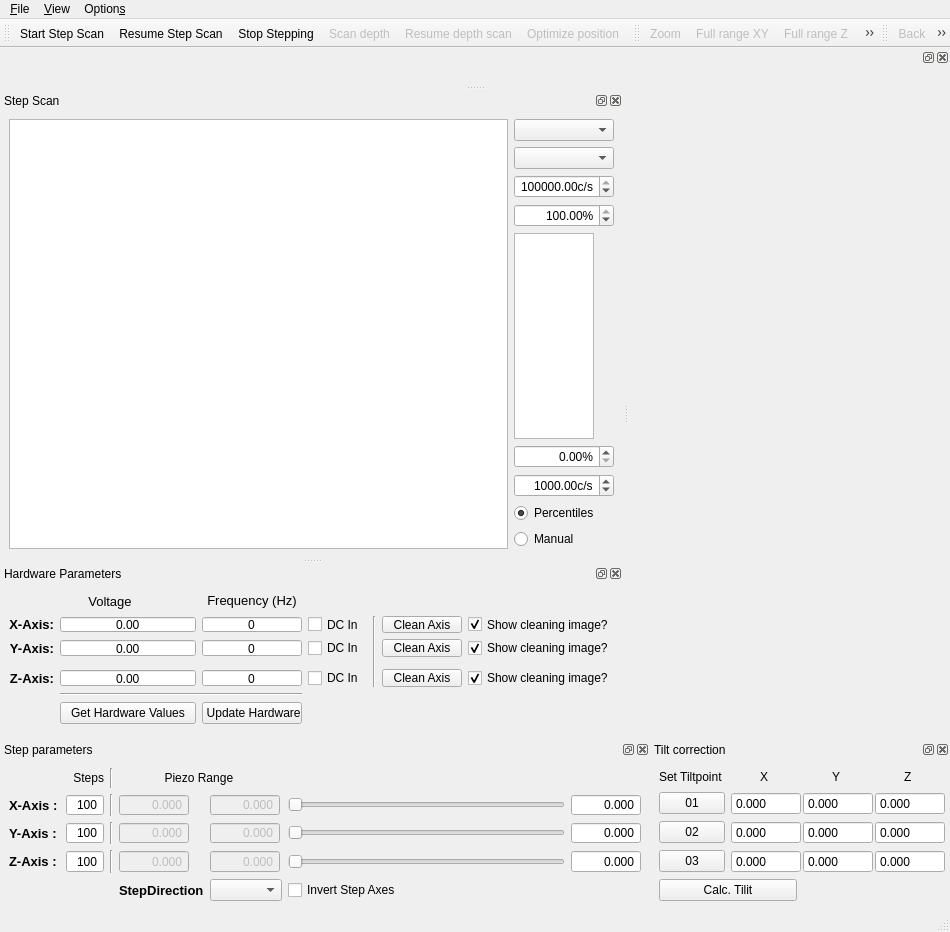
The window that gui/confocal_stepper/ui_confocal_stepper_gui.ui (Ulm-IQO/qudi) describes before a commit, drawn with Qt 5.
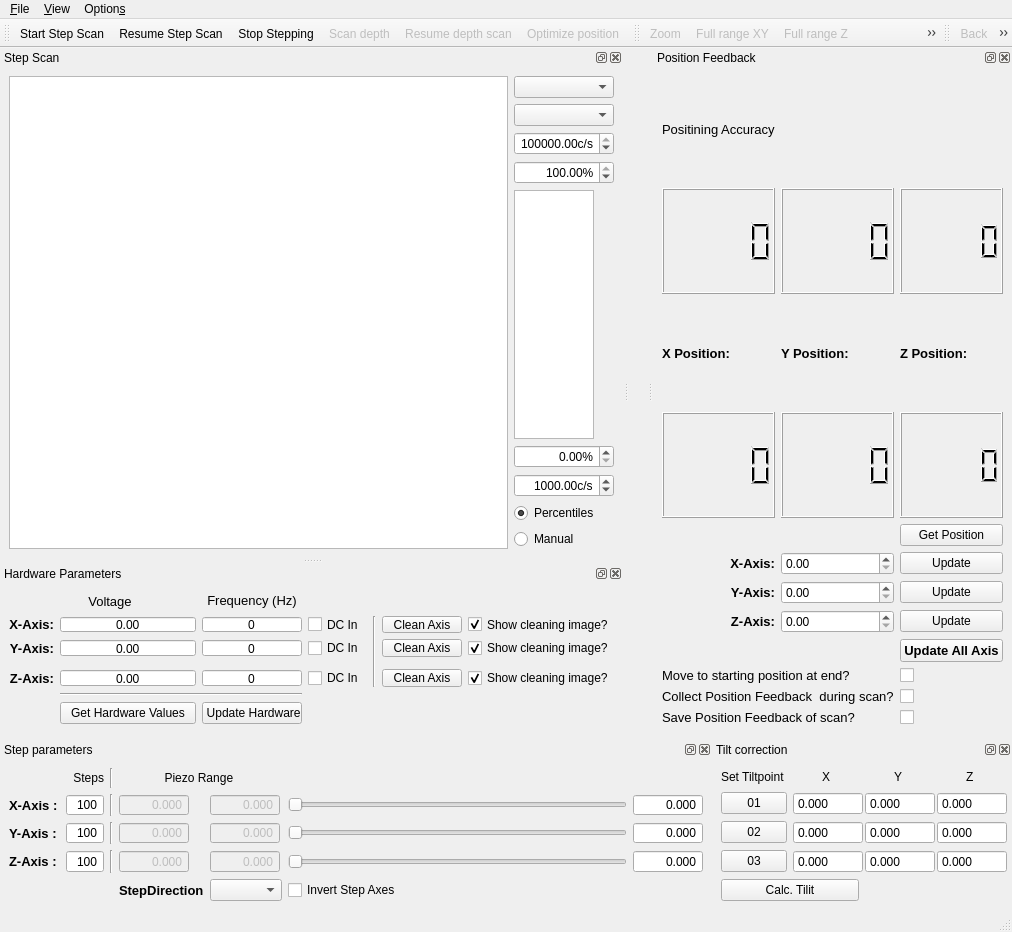
The same window after the commit. Icons and pictures are not drawn. Custom widgets are drawn as their Qt base class.

Commit message:
Renamed dock widget to fir better to step scan.
Removed old view widgets from confocal.
Added new dock widget for position feedback.

What changed in the file:
```diff
--- a/gui/confocal_stepper/ui_confocal_stepper_gui.ui
+++ b/gui/confocal_stepper/ui_confocal_stepper_gui.ui
@@ -2199,12 +2199,247 @@
     <zorder>line_5</zorder>
    </widget>
   </widget>
-  <widget class="QDockWidget" name="dockWidget_3">
+  <widget class="QDockWidget" name="position_feedback_dockWidget">
+   <property name="windowTitle">
+    <string>Position Feedback</string>
+   </property>
    <attribute name="dockWidgetArea">
-    <number>4</number>
+    <number>2</number>
    </attribute>
    <widget class="QWidget" name="dockWidgetContents_10">
-    <layout class="QVBoxLayout" name="verticalLayout_6"/>
+    <layout class="QGridLayout" name="gridLayout_4">
+     <item row="10" column="1">
+      <widget class="QDoubleSpinBox" name="doubleSpinBox_2"/>
+     </item>
+     <item row="1" column="0">
+      <widget class="QLCDNumber" name="lcdNumber_4"/>
+     </item>
+     <item row="11" column="0">
+      <widget class="QLabel" name="label_2">
+       <property name="font">
+        <font>
+         <pointsize>10</pointsize>
+         <weight>75</weight>
+         <bold>true</bold>
+        </font>
+       </property>
+       <property name="text">
+        <string>Y-Axis:</string>
+       </property>
+       <property name="alignment">
+        <set>Qt::AlignRight|Qt::AlignTrailing|Qt::AlignVCenter</set>
+       </property>
+      </widget>
+     </item>
+     <item row="12" column="0">
+      <widget class="QLabel" name="label_3">
+       <property name="font">
+        <font>
+         <pointsize>10</pointsize>
+         <weight>75</weight>
+         <bold>true</bold>
+        </font>
+       </property>
+       <property name="text">
+        <string>Z-Axis:</string>
+       </property>
+       <property name="alignment">
+        <set>Qt::AlignRight|Qt::AlignTrailing|Qt::AlignVCenter</set>
+       </property>
+      </widget>
+     </item>
+     <item row="12" column="2">
+      <widget class="QPushButton" name="pushButton_2">
+       <property name="text">
+        <string>Update</string>
+       </property>
+      </widget>
+     </item>
+     <item row="6" column="2">
+      <widget class="QLCDNumber" name="lcdNumber"/>
+     </item>
+     <item row="9" column="2">
+      <widget class="QPushButton" name="pushButton_3">
+       <property name="text">
+        <string>Get Position</string>
+       </property>
+      </widget>
+     </item>
+     <item row="6" column="0">
+      <widget class="QLCDNumber" name="lcdNumber_3"/>
+     </item>
+     <item row="10" column="2">
+      <widget class="QPushButton" name="pushButton">
+       <property name="text">
+        <string>Update</string>
+       </property>
+      </widget>
+     </item>
+     <item row="5" column="1">
+      <widget class="QLabel" name="label_8">
+       <property name="font">
+        <font>
+         <pointsize>10</pointsize>
+         <weight>75</weight>
+         <bold>true</bold>
+        </font>
+       </property>
+       <property name="text">
+        <string>Y Position:</string>
+       </property>
+      </widget>
+     </item>
+     <item row="13" column="2">
+      <widget class="QPushButton" name="pushButton_5">
+       <property name="font">
+        <font>
+         <pointsize>10</pointsize>
+         <weight>75</weight>
+         <bold>true</bold>
+        </font>
+       </property>
+       <property name="text">
+        <string>Update All Axis</string>
+       </property>
+      </widget>
+     </item>
+     <item row="11" column="1">
+      <widget class="QDoubleSpinBox" name="doubleSpinBox_3"/>
+     </item>
+     <item row="12" column="1">
+      <widget class="QDoubleSpinBox" name="doubleSpinBox"/>
+     </item>
+     <item row="15" column="0" colspan="2">
+      <widget class="QLabel" name="label_5">
+       <property name="font">
+        <font>
+         <pointsize>10</pointsize>
+        </font>
+       </property>
+       <property name="text">
+        <string>Collect Position Feedback  during scan?</string>
+       </property>
+      </widget>
+     </item>
+     <item row="16" column="0" colspan="2">
+      <widget class="QLabel" name="label_10">
+       <property name="font">
+        <font>
+         <pointsize>10</pointsize>
+        </font>
+       </property>
+       <property name="text">
+        <string>Save Position Feedback of scan?</string>
+       </property>
+      </widget>
+     </item>
+     <item row="14" column="0" colspan="2">
+      <widget class="QLabel" name="label_6">
+       <property name="font">
+        <font>
+         <pointsize>10</pointsize>
+        </font>
+       </property>
+       <property name="text">
+        <string>Move to starting position at end?</string>
+       </property>
+      </widget>
+     </item>
+     <item row="16" column="2">
+      <widget class="QCheckBox" name="checkBox_3">
+       <property name="text">
+        <string/>
+       </property>
+      </widget>
+     </item>
+     <item row="15" column="2">
+      <widget class="QCheckBox" name="checkBox_2">
+       <property name="text">
+        <string/>
+       </property>
+      </widget>
+     </item>
+     <item row="14" column="2">
+      <widget class="QCheckBox" name="checkBox">
+       <property name="text">
+        <string/>
+       </property>
+      </widget>
+     </item>
+     <item row="11" column="2">
+      <widget class="QPushButton" name="pushButton_4">
+       <property name="text">
+        <string>Update</string>
+       </property>
+      </widget>
+     </item>
+     <item row="10" column="0">
+      <widget class="QLabel" name="label">
+       <property name="font">
+        <font>
+         <pointsize>10</pointsize>
+         <weight>75</weight>
+         <bold>true</bold>
+        </font>
+       </property>
+       <property name="text">
+        <string>X-Axis:</string>
+       </property>
+       <property name="alignment">
+        <set>Qt::AlignRight|Qt::AlignTrailing|Qt::AlignVCenter</set>
+       </property>
+      </widget>
+     </item>
+     <item row="6" column="1">
+      <widget class="QLCDNumber" name="lcdNumber_2"/>
+     </item>
+     <item row="5" column="2">
+      <widget class="QLabel" name="label_9">
+       <property name="font">
+        <font>
+         <pointsize>10</pointsize>
+         <weight>75</weight>
+         <bold>true</bold>
+        </font>
+       </property>
+       <property name="text">
+        <string>Z Position:</string>
+       </property>
+      </widget>
+     </item>
+     <item row="5" column="0">
+      <widget class="QLabel" name="label_7">
+       <property name="font">
+        <font>
+         <pointsize>10</pointsize>
+         <weight>75</weight>
+         <bold>true</bold>
+        </font>
+       </property>
+       <property name="text">
+        <string>X Position:</string>
+       </property>
+      </widget>
+     </item>
+     <item row="0" column="0">
+      <widget class="QLabel" name="label_4">
+       <property name="font">
+        <font>
+         <pointsize>10</pointsize>
+        </font>
+       </property>
+       <property name="text">
+        <string>Positining Accuracy</string>
+       </property>
+      </widget>
+     </item>
+     <item row="1" column="1">
+      <widget class="QLCDNumber" name="lcdNumber_5"/>
+     </item>
+     <item row="1" column="2">
+      <widget class="QLCDNumber" name="lcdNumber_6"/>
+     </item>
+    </layout>
    </widget>
   </widget>
   <action name="actionSave_Step_Scan">
@@ -2573,6 +2808,11 @@
   </action>
  </widget>
  <customwidgets>
+  <customwidget>
+   <class>ScienDSpinBox</class>
+   <extends>QDoubleSpinBox</extends>
+   <header>qtwidgets.scientific_spinbox.h</header>
+  </customwidget>
   <customwidget>
    <class>PlotWidget</class>
    <extends>QGraphicsView</extends>
@@ -2583,11 +2823,6 @@
    <extends>QGraphicsView</extends>
    <header>qtwidgets.plotwidget_modified.h</header>
   </customwidget>
-  <customwidget>
-   <class>ScienDSpinBox</class>
-   <extends>QDoubleSpinBox</extends>
-   <header>qtwidgets.scientific_spinbox.h</header>
-  </customwidget>
  </customwidgets>
  <tabstops>
   <tabstop>x_amplitude</tabstop>
```
Left out of the diff: 237 changed lines with no effect on the pictures.
